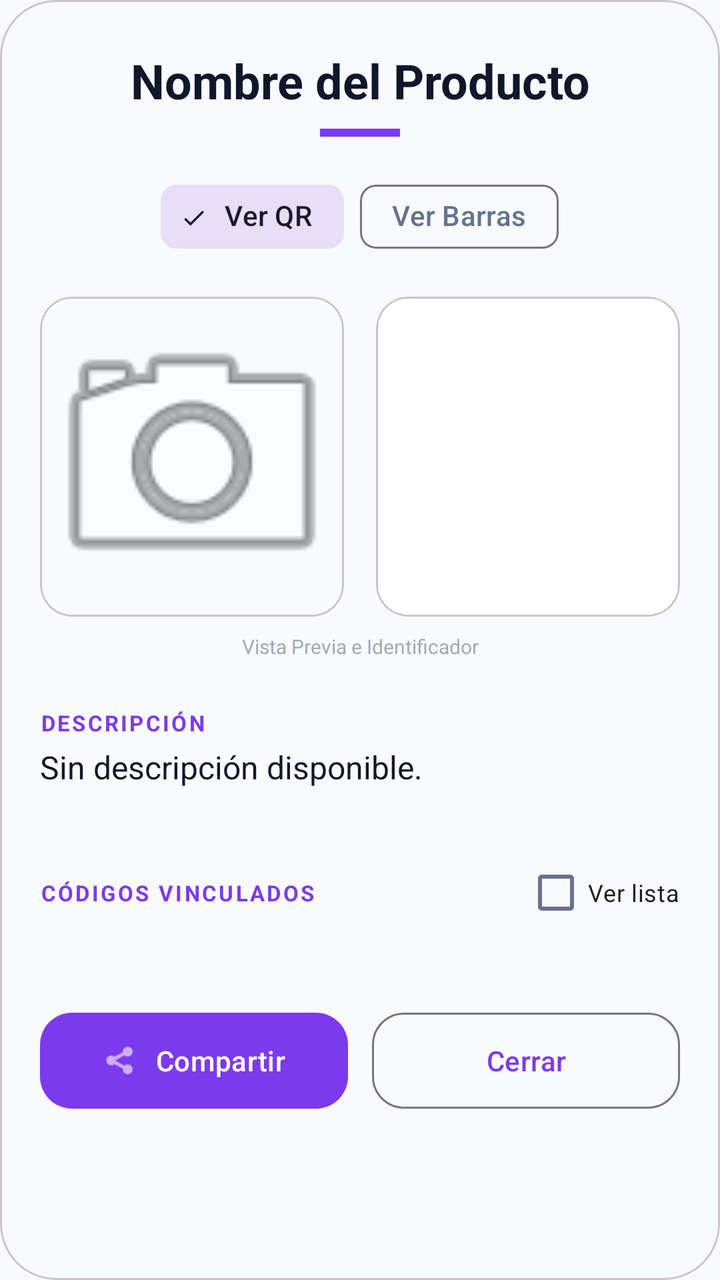
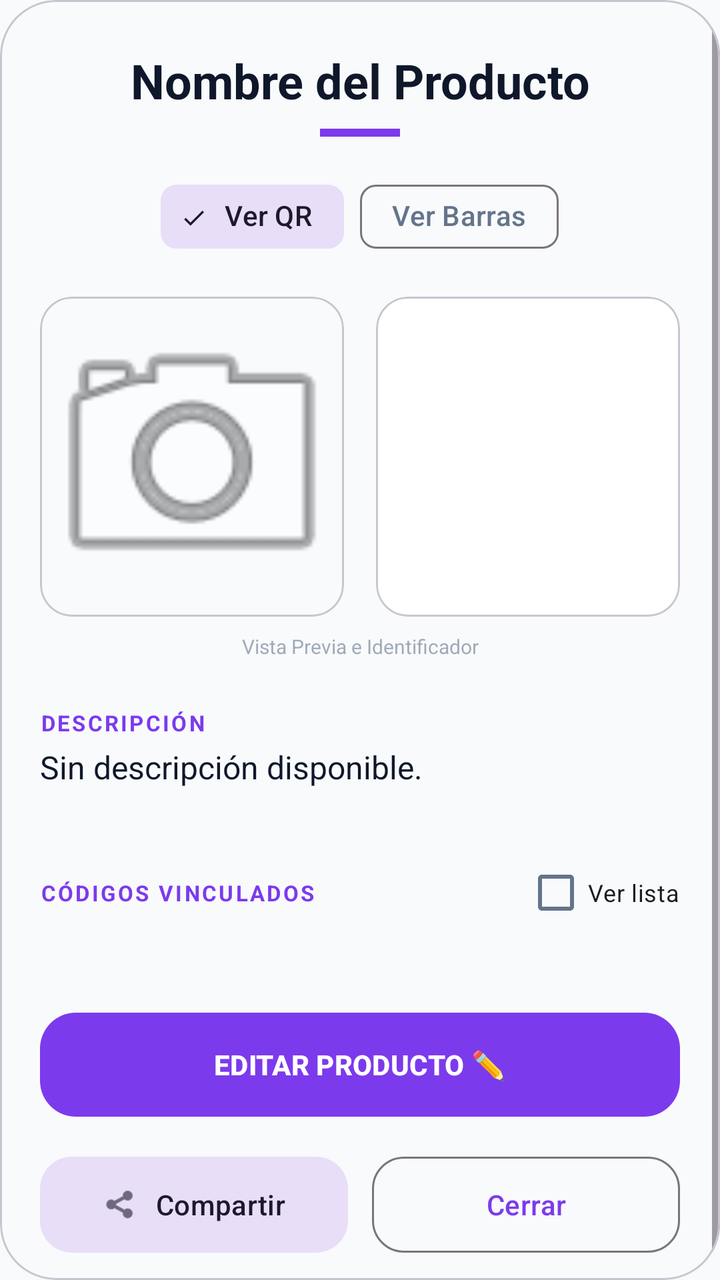

Compare the two renders of this Android layout. The source of the first and the diff that turns it into the second are given below.
<!-- AndroidManifest.xml: application theme Theme.GoMezMart -->
<!-- res/layout/dialog_view_label.xml -->
<?xml version="1.0" encoding="utf-8"?>
<com.google.android.material.card.MaterialCardView xmlns:android="http://schemas.android.com/apk/res/android"
    xmlns:app="http://schemas.android.com/apk/res-auto"
    android:layout_width="match_parent"
    android:layout_height="wrap_content"
    app:cardBackgroundColor="?attr/colorSurface"
    app:cardCornerRadius="28dp"
    app:cardElevation="0dp"
    app:strokeWidth="1dp"
    app:strokeColor="?attr/colorOutlineVariant">

    <ScrollView
        android:layout_width="match_parent"
        android:layout_height="wrap_content"
        android:overScrollMode="never">

        <LinearLayout
            android:layout_width="match_parent"
            android:layout_height="wrap_content"
            android:orientation="vertical"
            android:paddingHorizontal="20dp"
            android:paddingVertical="24dp">

            <TextView
                android:id="@+id/tvLabelProdName"
                android:layout_width="match_parent"
                android:layout_height="wrap_content"
                android:text="Nombre del Producto"
                android:textSize="24sp"
                android:textStyle="bold"
                android:textColor="?attr/colorOnSurface"
                android:gravity="center" />

            <View
                android:layout_width="40dp"
                android:layout_height="4dp"
                android:background="?attr/colorPrimary"
                android:layout_marginTop="8dp"
                android:layout_gravity="center" />

            
            <com.google.android.material.chip.ChipGroup
                android:id="@+id/chipGroupCodeType"
                android:layout_width="wrap_content"
                android:layout_height="wrap_content"
                android:layout_gravity="center"
                android:layout_marginTop="16dp"
                app:singleSelection="true"
                app:selectionRequired="true">
                <com.google.android.material.chip.Chip
                    android:id="@+id/chipShowQR"
                    style="@style/Widget.Material3.Chip.Filter"
                    android:layout_width="wrap_content"
                    android:layout_height="wrap_content"
                    android:text="Ver QR"
                    android:checked="true" />
                <com.google.android.material.chip.Chip
                    android:id="@+id/chipShowBarcode"
                    style="@style/Widget.Material3.Chip.Filter"
                    android:layout_width="wrap_content"
                    android:layout_height="wrap_content"
                    android:text="Ver Barras" />
            </com.google.android.material.chip.ChipGroup>

            
            <LinearLayout
                android:layout_width="match_parent"
                android:layout_height="wrap_content"
                android:orientation="horizontal"
                android:gravity="center"
                android:layout_marginTop="16dp"
                android:weightSum="2">

                
                <com.google.android.material.card.MaterialCardView
                    android:layout_width="0dp"
                    android:layout_weight="1"
                    android:layout_height="160dp"
                    android:layout_marginEnd="8dp"
                    app:cardCornerRadius="16dp"
                    app:cardElevation="0dp"
                    app:strokeWidth="1dp"
                    app:strokeColor="?attr/colorOutlineVariant">
                    <ImageView
                        android:id="@+id/ivLabelProdPhoto"
                        android:layout_width="match_parent"
                        android:layout_height="match_parent"
                        android:src="@android:drawable/ic_menu_camera"
                        android:scaleType="centerCrop"
                        android:alpha="0.8" />
                </com.google.android.material.card.MaterialCardView>

                
                <com.google.android.material.card.MaterialCardView
                    android:id="@+id/cardCodeContainer"
                    android:layout_width="0dp"
                    android:layout_weight="1"
                    android:layout_height="160dp"
                    android:layout_marginStart="8dp"
                    app:cardCornerRadius="16dp"
                    app:cardElevation="0dp"
                    app:strokeWidth="1dp"
                    app:strokeColor="?attr/colorOutlineVariant">
                    <FrameLayout
                        android:layout_width="match_parent"
                        android:layout_height="match_parent"
                        android:background="@android:color/white">
                        <ImageView
                            android:id="@+id/ivProductCode"
                            android:layout_width="match_parent"
                            android:layout_height="match_parent"
                            android:padding="12dp"
                            android:scaleType="fitCenter" />
                        <ImageView
                            android:id="@+id/ivProductBarcode"
                            android:layout_width="match_parent"
                            android:layout_height="match_parent"
                            android:padding="12dp"
                            android:scaleType="fitCenter"
                            android:visibility="gone" />
                    </FrameLayout>
                </com.google.android.material.card.MaterialCardView>
            </LinearLayout>

            <TextView
                android:layout_width="match_parent"
                android:layout_height="wrap_content"
                android:text="Vista Previa e Identificador"
                android:textSize="10sp"
                android:textColor="?attr/colorOnSurfaceVariant"
                android:gravity="center"
                android:layout_marginTop="8dp"
                android:alpha="0.6" />

            
            <TextView
                android:layout_width="wrap_content"
                android:layout_height="wrap_content"
                android:text="DESCRIPCIÓN"
                android:textSize="11sp"
                android:textStyle="bold"
                android:letterSpacing="0.1"
                android:textColor="?attr/colorPrimary"
                android:layout_marginTop="24dp" />

            <TextView
                android:id="@+id/tvLabelProdDesc"
                android:layout_width="match_parent"
                android:layout_height="wrap_content"
                android:text="Sin descripción disponible."
                android:textSize="16sp"
                android:textColor="?attr/colorOnSurface"
                android:layout_marginTop="4dp"
                android:lineSpacingExtra="4dp" />

            
            <LinearLayout
                android:layout_width="match_parent"
                android:layout_height="wrap_content"
                android:orientation="horizontal"
                android:gravity="center_vertical"
                android:layout_marginTop="28dp">

                <TextView
                    android:layout_width="0dp"
                    android:layout_weight="1"
                    android:layout_height="wrap_content"
                    android:text="CÓDIGOS VINCULADOS"
                    android:textSize="11sp"
                    android:textStyle="bold"
                    android:letterSpacing="0.1"
                    android:textColor="?attr/colorPrimary" />

                <com.google.android.material.checkbox.MaterialCheckBox
                    android:id="@+id/cbShowLinkedCodes"
                    android:layout_width="wrap_content"
                    android:layout_height="wrap_content"
                    android:text="Ver lista"
                    android:textSize="12sp" />
            </LinearLayout>

            <com.google.android.material.card.MaterialCardView
                android:id="@+id/cardLinkedCodes"
                android:layout_width="match_parent"
                android:layout_height="wrap_content"
                android:layout_marginTop="4dp"
                app:cardBackgroundColor="?attr/colorSurfaceVariant"
                app:cardCornerRadius="12dp"
                app:cardElevation="0dp"
                android:visibility="gone">
                <TextView
                    android:id="@+id/tvLabelProdCode"
                    android:layout_width="match_parent"
                    android:layout_height="wrap_content"
                    android:text="---"
                    android:textSize="14sp"
                    android:textColor="?attr/colorOnSurfaceVariant"
                    android:padding="12dp"
                    android:gravity="start"
                    android:lineSpacingExtra="4dp" />
            </com.google.android.material.card.MaterialCardView>

            
            <LinearLayout
                android:layout_width="match_parent"
                android:layout_height="wrap_content"
                android:orientation="horizontal"
                android:layout_marginTop="32dp"
                android:weightSum="2">

                <com.google.android.material.button.MaterialButton
                    android:id="@+id/btnShareLabel"
                    android:layout_width="0dp"
                    android:layout_weight="1"
                    android:minHeight="56dp"
                    android:layout_height="wrap_content"
                    android:text="Compartir"
                    android:textColor="@android:color/white"
                    app:icon="@android:drawable/ic_menu_share"
                    app:iconTint="@android:color/white"
                    app:iconGravity="textStart"
                    app:cornerRadius="16dp"
                    android:layout_marginEnd="6dp" />

                <com.google.android.material.button.MaterialButton
                    android:id="@+id/btnCloseLabel"
                    style="@style/Widget.Material3.Button.OutlinedButton"
                    android:layout_width="0dp"
                    android:layout_weight="1"
                    android:minHeight="56dp"
                    android:layout_height="wrap_content"
                    android:text="Cerrar"
                    app:cornerRadius="16dp"
                    android:layout_marginStart="6dp" />
            </LinearLayout>

        </LinearLayout>
    </ScrollView>
</com.google.android.material.card.MaterialCardView>
<!-- resources referenced by this layout -->
<resources>
  <style name="Theme.GoMezMart" parent="Base.Theme.GoMezMart" />
  <style name="Base.Theme.GoMezMart" parent="Theme.Material3.DayNight.NoActionBar">
          <item name="colorPrimary">@color/purple_600</item>
          <item name="colorOnPrimary">@color/white</item>
          <item name="colorSecondary">@color/indigo_500</item>
          <item name="colorSurface">@color/slate_50</item>
          <item name="colorOnSurface">@color/slate_900</item>
          <item name="colorOnSurfaceVariant">@color/slate_500</item>
          <item name="colorSurfaceContainer">@color/white</item>
          <item name="android:windowBackground">@color/slate_50</item>
      </style>
  <color name="purple_600">#7C3AED</color>
  <color name="white">#FFFFFFFF</color>
  <color name="indigo_500">#6366F1</color>
  <color name="slate_50">#F8FAFC</color>
  <color name="slate_900">#0F172A</color>
  <color name="slate_500">#64748B</color>
</resources>

<!-- the commit's change to res/layout/dialog_view_label.xml (unified diff, before → after) -->
@@ -204,34 +204,50 @@
             <LinearLayout
                 android:layout_width="match_parent"
                 android:layout_height="wrap_content"
-                android:orientation="horizontal"
-                android:layout_marginTop="32dp"
-                android:weightSum="2">
+                android:orientation="vertical"
+                android:layout_marginTop="32dp">
 
                 <com.google.android.material.button.MaterialButton
-                    android:id="@+id/btnShareLabel"
-                    android:layout_width="0dp"
-                    android:layout_weight="1"
-                    android:minHeight="56dp"
-                    android:layout_height="wrap_content"
-                    android:text="Compartir"
+                    android:id="@+id/btnEditProductFromLabel"
+                    android:layout_width="match_parent"
+                    android:layout_height="60dp"
+                    android:text="EDITAR PRODUCTO ✏️"
                     android:textColor="@android:color/white"
-                    app:icon="@android:drawable/ic_menu_share"
-                    app:iconTint="@android:color/white"
-                    app:iconGravity="textStart"
-                    app:cornerRadius="16dp"
-                    android:layout_marginEnd="6dp" />
-
-                <com.google.android.material.button.MaterialButton
-                    android:id="@+id/btnCloseLabel"
-                    style="@style/Widget.Material3.Button.OutlinedButton"
-                    android:layout_width="0dp"
-                    android:layout_weight="1"
-                    android:minHeight="56dp"
-                    android:layout_height="wrap_content"
-                    android:text="Cerrar"
-                    app:cornerRadius="16dp"
-                    android:layout_marginStart="6dp" />
+                    android:textStyle="bold"
+                    app:cornerRadius="18dp"
+                    app:backgroundTint="?attr/colorPrimary"
+                    android:layout_marginBottom="12dp" />
+
+                <LinearLayout
+                    android:layout_width="match_parent"
+                    android:layout_height="wrap_content"
+                    android:orientation="horizontal"
+                    android:weightSum="2">
+
+                    <com.google.android.material.button.MaterialButton
+                        android:id="@+id/btnShareLabel"
+                        style="@style/Widget.Material3.Button.TonalButton"
+                        android:layout_width="0dp"
+                        android:layout_weight="1"
+                        android:minHeight="56dp"
+                        android:layout_height="wrap_content"
+                        android:text="Compartir"
+                        app:icon="@android:drawable/ic_menu_share"
+                        app:iconGravity="textStart"
+                        app:cornerRadius="16dp"
+                        android:layout_marginEnd="6dp" />
+
+                    <com.google.android.material.button.MaterialButton
+                        android:id="@+id/btnCloseLabel"
+                        style="@style/Widget.Material3.Button.OutlinedButton"
+                        android:layout_width="0dp"
+                        android:layout_weight="1"
+                        android:minHeight="56dp"
+                        android:layout_height="wrap_content"
+                        android:text="Cerrar"
+                        app:cornerRadius="16dp"
+                        android:layout_marginStart="6dp" />
+                </LinearLayout>
             </LinearLayout>
 
         </LinearLayout>
